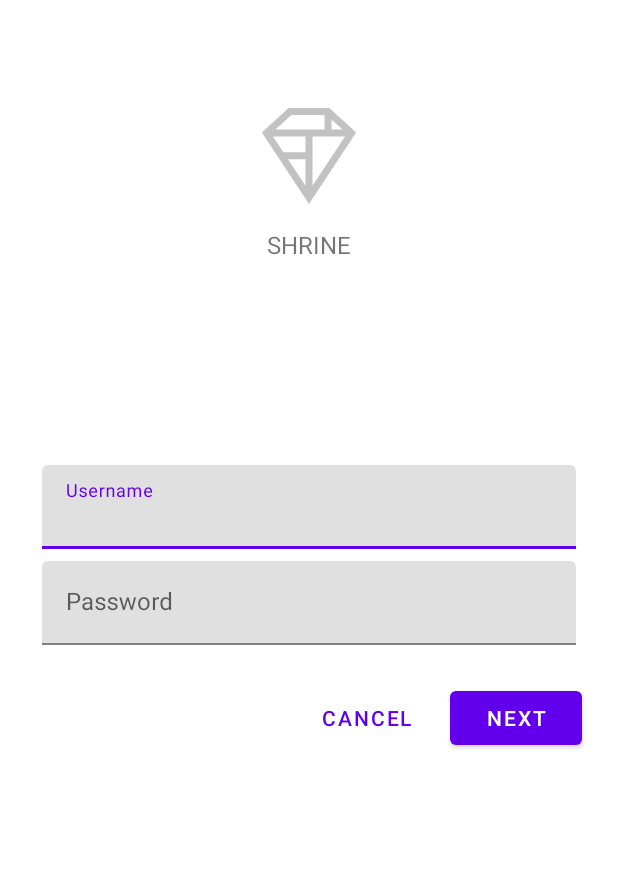
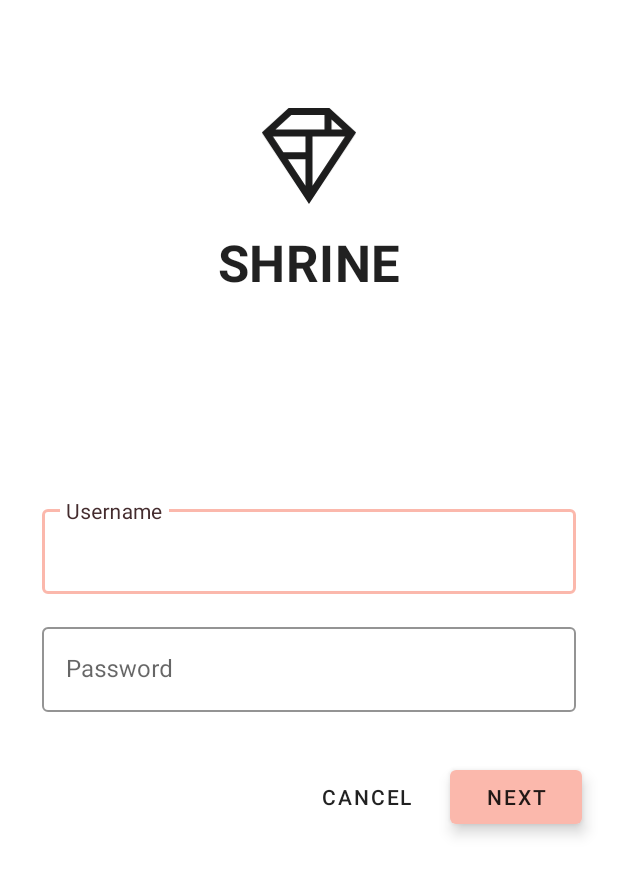
Before and after one commit to Nataanthoni/shrine, an Android app: the screen it shows after launch (MainActivity), on a phone screen of 412 x 824 dp. Shown: the top 875 px of the screen. Run offline under Robolectric (Android 15) with nearby library versions, the phone set to English and light mode, and no system bars.

Commit message:
change app styles

```diff
--- a/app/src/main/java/com/google/codelabs/mdc/kotlin/shrine/ProductGridItemDecoration.kt
+++ b/app/src/main/java/com/google/codelabs/mdc/kotlin/shrine/ProductGridItemDecoration.kt
@@ -13,8 +13,6 @@ class ProductGridItemDecoration(private val largePadding: Int, private val small
     override fun getItemOffsets(outRect: Rect, view: View,
                                 parent: RecyclerView, state: RecyclerView.State) {
         outRect.left = smallPadding
-        outRect.right = smallPadding
-        outRect.top = largePadding
-        outRect.bottom = largePadding
+        outRect.right = largePadding
     }
 }
--- a/app/src/main/res/drawable/shr_logo.xml
+++ b/app/src/main/res/drawable/shr_logo.xml
@@ -5,7 +5,7 @@
     android:viewportWidth="149"
     android:viewportHeight="152">
     <path
-        android:fillAlpha="0.4"
+        android:fillAlpha="1"
         android:fillColor="#DADCE0"
         android:fillType="evenOdd"
         android:pathData="M42.262,0L0,38.653L74.489,151.994L148.977,38.653L106.723,0M46.568,11.11L21.554,33.998L99.007,33.998L99.007,11.11L46.568,11.11ZM110.125,18.174L110.125,33.998L127.416,33.998L110.125,18.174ZM80.048,45.116L80.048,123.296L131.426,45.116L80.048,45.116ZM17.551,45.116L33.976,70.101L68.93,70.101L68.93,45.116L17.551,45.116ZM41.284,81.219L68.93,123.296L68.93,81.219L41.284,81.219Z"
--- a/app/src/main/res/layout/shr_login_fragment.xml
+++ b/app/src/main/res/layout/shr_login_fragment.xml
@@ -22,6 +22,7 @@
             android:layout_gravity="center_horizontal"
             android:layout_marginTop="48dp"
             android:layout_marginBottom="16dp"
+            android:tint="?android:attr/textColorPrimary"
             app:srcCompat="@drawable/shr_logo"
             android:contentDescription="@string/shr_logo_content_description"  />
 
@@ -31,11 +32,11 @@
             android:layout_gravity="center_horizontal"
             android:layout_marginBottom="132dp"
             android:text="@string/shr_app_name"
-            android:textAllCaps="true"
-            android:textSize="16sp" />
+            android:textAppearance="@style/TextAppearance.Shrine.Title" />
 
         <!-- Snippet from "Add text fields" section goes here. -->
         <com.google.android.material.textfield.TextInputLayout
+            style="@style/Widget.Shrine.TextInputLayout"
             android:layout_width="match_parent"
             android:layout_height="wrap_content"
             android:layout_margin="4dp"
@@ -48,6 +49,7 @@
 
         <com.google.android.material.textfield.TextInputLayout
             android:id="@+id/password_text_input"
+            style="@style/Widget.Shrine.TextInputLayout"
             android:layout_width="match_parent"
             android:layout_height="wrap_content"
             android:layout_margin="4dp"
@@ -57,7 +59,8 @@
             <com.google.android.material.textfield.TextInputEditText
                 android:id="@+id/password_edit_text"
                 android:layout_width="match_parent"
-                android:layout_height="wrap_content" />
+                android:layout_height="wrap_content"
+                android:inputType="textPassword" />
         </com.google.android.material.textfield.TextInputLayout>
 
         <!-- Snippet from "Add buttons" section goes here. -->
@@ -67,6 +70,7 @@
 
             <com.google.android.material.button.MaterialButton
                 android:id="@+id/next_button"
+                style="@style/Widget.Shrine.Button"
                 android:layout_width="wrap_content"
                 android:layout_height="wrap_content"
                 android:layout_alignParentEnd="true"
@@ -75,7 +79,7 @@
 
             <com.google.android.material.button.MaterialButton
                 android:id="@+id/cancel_button"
-                style="@style/Widget.MaterialComponents.Button.TextButton"
+                style="@style/Widget.Shrine.Button.TextButton"
                 android:layout_width="wrap_content"
                 android:layout_height="wrap_content"
                 android:layout_marginEnd="12dp"
--- a/app/src/main/res/values/colors.xml
+++ b/app/src/main/res/values/colors.xml
@@ -1,9 +1,11 @@
 <?xml version="1.0" encoding="utf-8"?>
 <resources>
-    <color name="colorPrimary">#6200EE</color>
-    <color name="colorPrimaryDark">#DADCE0</color>
-    <color name="colorAccent">#E0E0E0</color>
-    <color name="toolbarIconColor">#FFFFFF</color>
+    <color name="colorPrimary">#E0E0E0</color>
+    <color name="colorPrimaryDark">#FBB8AC</color>
+    <color name="colorAccent">#FEDBD0</color>
+    <color name="textColorPrimary">#442C2E</color>
+    <color name="textInputOutlineColor">#FBB8AC</color>
+    <color name="toolbarIconColor">@color/textColorPrimary</color>
     <color name="loginPageBackgroundColor">#FFFFFF</color>
     <color name="productGridBackgroundColor">#FFFFFF</color>
 </resources>
--- a/app/src/main/res/values/styles.xml
+++ b/app/src/main/res/values/styles.xml
@@ -1,4 +1,4 @@
-<resources>
+<resources xmlns:tools="http://schemas.android.com/tools">
 
     <!-- Base application theme. -->
     <style name="Theme.Shrine" parent="Theme.MaterialComponents.Light.NoActionBar">
@@ -6,12 +6,55 @@
         <item name="colorPrimary">@color/colorPrimary</item>
         <item name="colorPrimaryDark">@color/colorPrimaryDark</item>
         <item name="colorAccent">@color/colorAccent</item>
+        <item name="android:windowLightStatusBar" tools:targetApi="m">true</item>
     </style>
 
     <style name="Widget.Shrine.Toolbar" parent="Widget.AppCompat.Toolbar">
         <item name="android:background">?attr/colorAccent</item>
-        <item name="android:theme">@style/ThemeOverlay.AppCompat.Dark.ActionBar</item>
+        <item name="android:theme">@style/Theme.Shrine</item>
         <item name="popupTheme">@style/ThemeOverlay.AppCompat.Light</item>
+        <item name="titleTextAppearance">@style/TextAppearance.Shrine.Toolbar</item>
+    </style>
+
+    <style name="TextAppearance.Shrine.Toolbar" parent="TextAppearance.MaterialComponents.Button">
+        <item name="android:textSize">16sp</item>
+    </style>
+
+    <style name="Widget.Shrine.TextInputLayout" parent="Widget.MaterialComponents.TextInputLayout.OutlinedBox">
+        <item name="hintTextAppearance">@style/TextAppearance.Shrine.TextInputLayout.HintText</item>
+        <item name="hintTextColor">@color/textColorPrimary</item>
+        <item name="android:paddingBottom">8dp</item>
+        <item name="boxStrokeColor">@color/textInputOutlineColor</item>
+    </style>
+
+    <style name="TextAppearance.Shrine.TextInputLayout.HintText" parent="TextAppearance.MaterialComponents.Subtitle2">
+        <item name="android:textColor">?android:attr/textColorPrimary</item>
+    </style>
+
+    <style name="Widget.Shrine.Button" parent="Widget.MaterialComponents.Button">
+        <item name="android:textColor">?android:attr/textColorPrimary</item>
+        <item name="backgroundTint">?attr/colorPrimaryDark</item>
+        <item name="android:stateListAnimator" tools:ignore="NewApi">
+            @animator/shr_next_button_state_list_anim
+        </item>
+    </style>
+
+    <style name="Widget.Shrine.Button.TextButton" parent="Widget.MaterialComponents.Button.TextButton">
+        <item name="android:textColor">?android:attr/textColorPrimary</item>
+    </style>
+
+    <style name="TextAppearance.Shrine.Title" parent="TextAppearance.MaterialComponents.Headline4">
+        <item name="textAllCaps">true</item>
+        <item name="android:textStyle">bold</item>
+        <item name="android:textColor">?android:attr/textColorPrimary</item>
+    </style>
+
+    <style name="Theme.Shrine.Autumn" parent="Theme.Shrine">
+        <item name="colorPrimary">#FFCF44</item>
+        <item name="colorPrimaryDark">#FD9725</item>
+        <item name="colorAccent">#FD9725</item>
+        <item name="colorOnPrimary">#FFFFFF</item>
+        <item name="colorError">#FD9725</item>
     </style>
 
 </resources>
```
Also changed, not shown: app/src/main/java/com/google/codelabs/mdc/kotlin/shrine/ProductGridFragment.kt (+19 -0 lines), app/src/main/res/layout/shr_product_card.xml (+5 -3 lines), app/src/main/res/layout/shr_product_grid_fragment.xml (+4 -4 lines).
